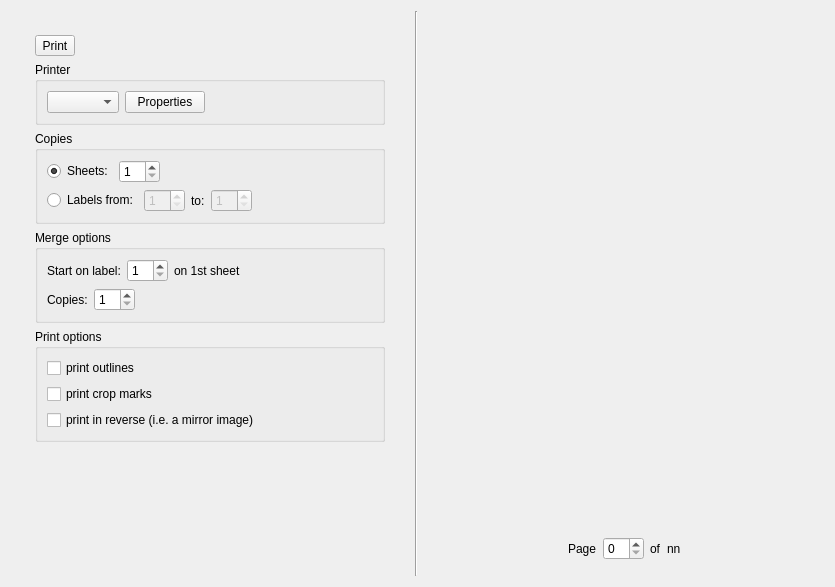
jimevins/glabels-qt, file glabels/ui/PrintView.ui: the form before one commit.
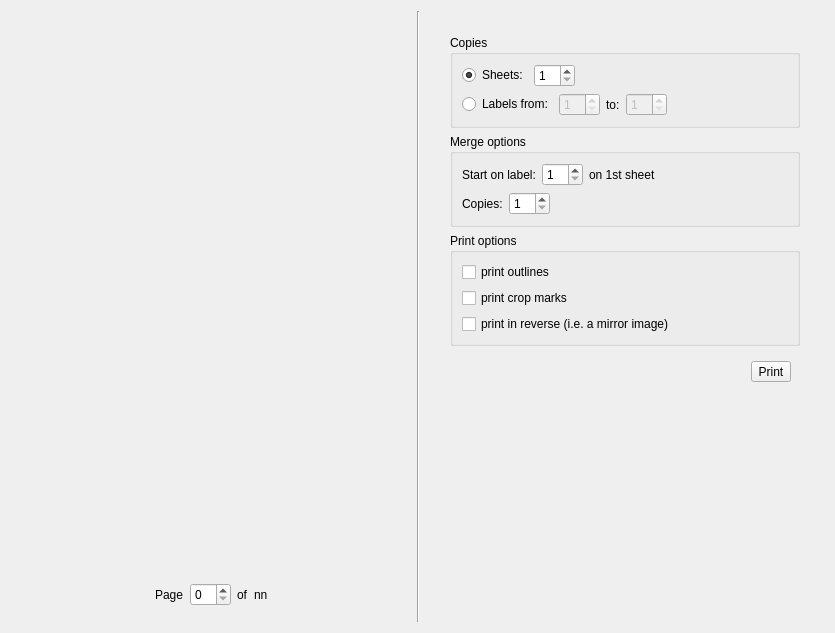
The form after the commit. Icons and pictures are not drawn. Custom widgets are drawn as their Qt base class.

Commit message: Hooked up print button and associated cleanup.

The edit to the form file:
```diff
--- a/glabels/ui/PrintView.ui
+++ b/glabels/ui/PrintView.ui
@@ -6,8 +6,8 @@
    <rect>
     <x>0</x>
     <y>0</y>
-    <width>778</width>
-    <height>574</height>
+    <width>833</width>
+    <height>633</height>
    </rect>
   </property>
   <property name="sizePolicy">
@@ -100,7 +100,7 @@
      </item>
     </layout>
    </item>
-   <item row="0" column="0">
+   <item row="0" column="4">
     <layout class="QVBoxLayout" name="verticalLayout_2">
      <property name="sizeConstraint">
       <enum>QLayout::SetFixedSize</enum>
@@ -108,78 +108,10 @@
      <property name="margin">
       <number>24</number>
      </property>
-     <item>
-      <widget class="QToolButton" name="printButton">
-       <property name="text">
-        <string>Print</string>
-       </property>
-       <property name="icon">
-        <iconset resource="../icons.qrc">
-         <normaloff>:/icons/24x24/actions/fallback-file-print.png</normaloff>:/icons/24x24/actions/fallback-file-print.png</iconset>
-       </property>
-       <property name="toolButtonStyle">
-        <enum>Qt::ToolButtonTextUnderIcon</enum>
-       </property>
-      </widget>
-     </item>
-     <item>
-      <widget class="QGroupBox" name="groupBox">
-       <property name="sizePolicy">
-        <sizepolicy hsizetype="Preferred" vsizetype="Preferred">
-         <horstretch>0</horstretch>
-         <verstretch>0</verstretch>
-        </sizepolicy>
-       </property>
-       <property name="minimumSize">
-        <size>
-         <width>350</width>
-         <height>0</height>
-        </size>
-       </property>
-       <property name="maximumSize">
-        <size>
-         <width>350</width>
-         <height>16777215</height>
-        </size>
-       </property>
-       <property name="title">
-        <string>Printer</string>
-       </property>
-       <layout class="QGridLayout" name="gridLayout">
-        <item row="0" column="0">
-         <layout class="QHBoxLayout" name="horizontalLayout">
-          <item>
-           <widget class="QComboBox" name="printerCombo"/>
-          </item>
-          <item>
-           <widget class="QPushButton" name="printerPropertiesButton">
-            <property name="text">
-             <string>Properties</string>
-            </property>
-           </widget>
-          </item>
-         </layout>
-        </item>
-        <item row="0" column="1">
-         <spacer name="horizontalSpacer_3">
-          <property name="orientation">
-           <enum>Qt::Horizontal</enum>
-          </property>
-          <property name="sizeHint" stdset="0">
-           <size>
-            <width>40</width>
-            <height>20</height>
-           </size>
-          </property>
-         </spacer>
-        </item>
-       </layout>
-      </widget>
-     </item>
      <item>
       <widget class="QGroupBox" name="copiesBox">
        <property name="sizePolicy">
-        <sizepolicy hsizetype="Preferred" vsizetype="Preferred">
+        <sizepolicy hsizetype="Minimum" vsizetype="Preferred">
          <horstretch>0</horstretch>
          <verstretch>0</verstretch>
         </sizepolicy>
@@ -291,7 +223,7 @@
      <item>
       <widget class="QGroupBox" name="mergeBox">
        <property name="sizePolicy">
-        <sizepolicy hsizetype="Preferred" vsizetype="Preferred">
+        <sizepolicy hsizetype="Minimum" vsizetype="Preferred">
          <horstretch>0</horstretch>
          <verstretch>0</verstretch>
         </sizepolicy>
@@ -403,7 +335,7 @@
      <item>
       <widget class="QGroupBox" name="groupBox_4">
        <property name="sizePolicy">
-        <sizepolicy hsizetype="Preferred" vsizetype="Preferred">
+        <sizepolicy hsizetype="Minimum" vsizetype="Preferred">
          <horstretch>0</horstretch>
          <verstretch>0</verstretch>
         </sizepolicy>
@@ -465,6 +397,60 @@
        </layout>
       </widget>
      </item>
+     <item>
+      <widget class="QWidget" name="widget" native="true">
+       <property name="minimumSize">
+        <size>
+         <width>350</width>
+         <height>0</height>
+        </size>
+       </property>
+       <property name="maximumSize">
+        <size>
+         <width>350</width>
+         <height>16777215</height>
+        </size>
+       </property>
+       <layout class="QHBoxLayout" name="horizontalLayout_7">
+        <item>
+         <spacer name="horizontalSpacer_3">
+          <property name="orientation">
+           <enum>Qt::Horizontal</enum>
+          </property>
+          <property name="sizeHint" stdset="0">
+           <size>
+            <width>40</width>
+            <height>20</height>
+           </size>
+          </property>
+         </spacer>
+        </item>
+        <item>
+         <widget class="QToolButton" name="printButton">
+          <property name="minimumSize">
+           <size>
+            <width>0</width>
+            <height>0</height>
+           </size>
+          </property>
+          <property name="layoutDirection">
+           <enum>Qt::LeftToRight</enum>
+          </property>
+          <property name="text">
+           <string>Print</string>
+          </property>
+          <property name="icon">
+           <iconset resource="../icons.qrc">
+            <normaloff>:/icons/24x24/actions/fallback-file-print.png</normaloff>:/icons/24x24/actions/fallback-file-print.png</iconset>
+          </property>
+          <property name="toolButtonStyle">
+           <enum>Qt::ToolButtonTextBesideIcon</enum>
+          </property>
+         </widget>
+        </item>
+       </layout>
+      </widget>
+     </item>
      <item>
       <spacer name="verticalSpacer">
        <property name="orientation">
@@ -480,7 +466,7 @@
      </item>
     </layout>
    </item>
-   <item row="0" column="1">
+   <item row="0" column="3">
     <widget class="Line" name="line">
      <property name="orientation">
       <enum>Qt::Vertical</enum>
```
Left out of the diff: 1 changed line with no effect on the pictures. The commit also changes 4 other files.
